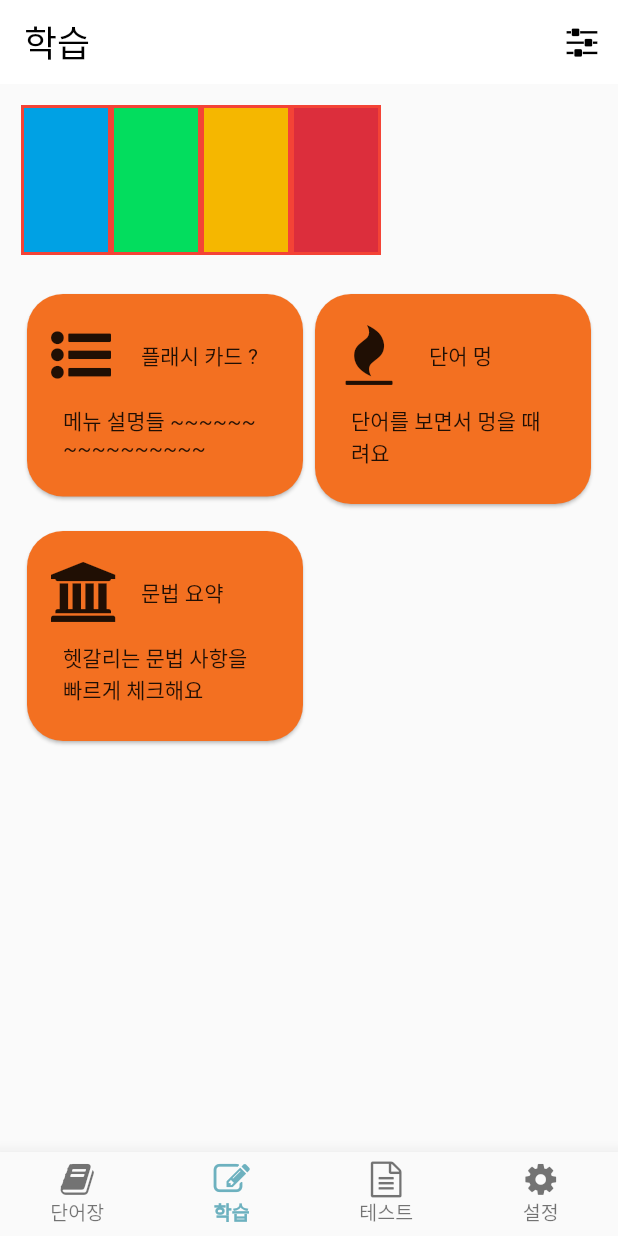
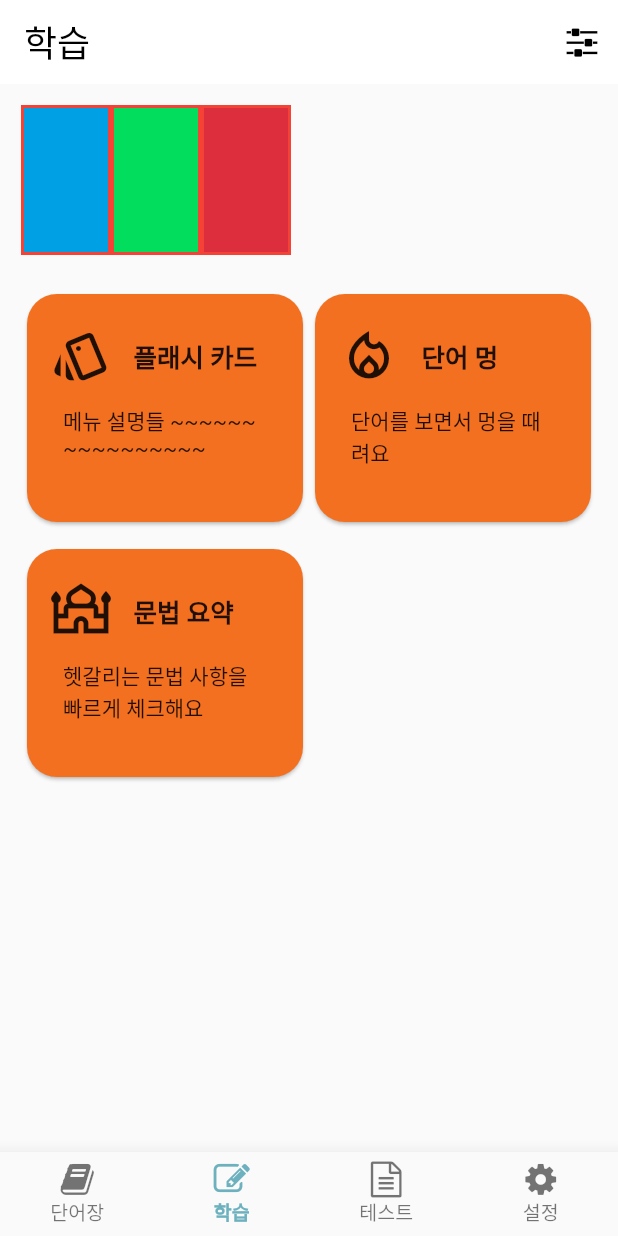
Before and after one commit to almeng-E/arabic_korean_memo, a Flutter app: the screen it shows after launch, item 2 of the bottom bar chosen, on a phone screen of 412 x 824 dp. Run offline on Flutter 3.47's test engine with Material 2 defaults, Android fonts, the phone set to English and light mode, and no system bars; our stand-ins replace csv.

Commit message:
23-08-15 카드페이지, 아이콘변경

```diff
--- a/lib/layouts/w_color_buttons.dart
+++ b/lib/layouts/w_memorized_button.dart
@@ -1,8 +1,8 @@
 import 'package:flutter/material.dart';
 import 'package:arabic_korean_memo/themes/my_colors.dart';
 
-class ColorButtons extends StatelessWidget {
-  const ColorButtons({
+class MemorizedButton extends StatelessWidget {
+  const MemorizedButton({
     super.key,
   });
 
@@ -30,13 +30,6 @@ class ColorButtons extends StatelessWidget {
             width: 60,
             decoration: BoxDecoration(
               border: Border.all(width: 2, color: Colors.red),
-              color: tmpOrange,
-            ),
-          ),
-          Container(
-            width: 60,
-            decoration: BoxDecoration(
-              border: Border.all(width: 2, color: Colors.red),
               color: tmpRed,
             ),
           ),
--- a/lib/layouts/w_menu_card.dart
+++ b/lib/layouts/w_menu_card.dart
@@ -3,13 +3,15 @@ import 'package:flutter/material.dart';
 
 class MenuCard extends StatefulWidget {
   final Icon menuIcon;
-  final String menuName, description;
+  final String menuName, description, route;
+  final BorderRadius _baseBorderRadius = BorderRadius.circular(20);
 
-  const MenuCard({
+  MenuCard({
     super.key,
     required this.menuIcon,
     required this.menuName,
     required this.description,
+    required this.route,
   });
 
   @override
@@ -22,9 +24,14 @@ class _MenuCardState extends State<MenuCard> {
     return Card(
       clipBehavior: Clip.antiAlias,
       shape: RoundedRectangleBorder(
-        borderRadius: BorderRadius.circular(24),
+        borderRadius: widget._baseBorderRadius,
       ),
       color: hermesOrange,
+      child: InkWell(
+        borderRadius: widget._baseBorderRadius,
+        onTap: () {
+          Navigator.pushNamed(context, widget.route);
+        },
         child: Padding(
           padding: const EdgeInsets.all(16),
           child: Column(
@@ -42,14 +49,19 @@ class _MenuCardState extends State<MenuCard> {
                     ),
                   ),
                   const SizedBox(
-                  width: 20,
+                    width: 15,
                   ),
                   Text(
                     widget.menuName,
+                    style: const TextStyle(
+                      fontSize: 17,
+                      fontWeight: FontWeight.w600,
+                    ),
                   ),
                 ],
               ),
-            Padding(
+              Container(
+                height: 70,
                 padding: const EdgeInsets.all(8),
                 child: Text(
                   widget.description,
@@ -59,6 +71,7 @@ class _MenuCardState extends State<MenuCard> {
             ],
           ),
         ),
+      ),
     );
   }
 }
--- a/lib/main.dart
+++ b/lib/main.dart
@@ -3,6 +3,12 @@ import 'package:arabic_korean_memo/pages/p_setting.dart';
 import 'package:arabic_korean_memo/pages/p_study.dart';
 import 'package:arabic_korean_memo/pages/p_tests.dart';
 import 'package:arabic_korean_memo/pages/p_words.dart';
+import 'package:arabic_korean_memo/pages/pp_flash_cards.dart';
+import 'package:arabic_korean_memo/pages/pp_four_choice.dart';
+import 'package:arabic_korean_memo/pages/pp_test_generator.dart';
+import 'package:arabic_korean_memo/pages/pp_word_blink.dart';
+import 'package:arabic_korean_memo/pages/pp_grammar.dart';
+
 import 'package:arabic_korean_memo/themes/my_colors.dart';
 import 'package:arabic_korean_memo/themes/my_icons.dart';
 
@@ -16,10 +22,17 @@ class MyApp extends StatelessWidget {
   // This widget is the root of your application.
   @override
   Widget build(BuildContext context) {
-    return const MaterialApp(
+    return MaterialApp(
       debugShowCheckedModeBanner: false,
       title: '나만의 작은 아랍어',
-      home: MainPages(),
+      home: const MainPages(),
+      routes: {
+        '/flashcards': (context) => const FlashCards(),
+        '/wordblink': (context) => const WordBlink(),
+        '/grammar': (context) => const Grammar(),
+        '/fourchoice': (context) => const FourChoice(),
+        '/testgenerator': (context) => const TestGenerator(),
+      },
     );
   }
 }
--- a/lib/pages/p_setting.dart
+++ b/lib/pages/p_setting.dart
@@ -1,5 +1,4 @@
 import 'package:flutter/material.dart';
-import 'package:arabic_korean_memo/themes/my_colors.dart';
 
 class MainPageSettings extends StatefulWidget {
   const MainPageSettings({super.key});
--- a/lib/pages/p_study.dart
+++ b/lib/pages/p_study.dart
@@ -1,5 +1,5 @@
 import 'package:flutter/material.dart';
-import 'package:arabic_korean_memo/layouts/w_color_buttons.dart';
+import 'package:arabic_korean_memo/layouts/w_memorized_button.dart';
 import 'package:arabic_korean_memo/layouts/w_menu_card.dart';
 import 'package:arabic_korean_memo/themes/my_icons.dart';
 
@@ -38,49 +38,48 @@ class _MainPageStudyState extends State<MainPageStudy> {
         child: Column(
           children: [
             // ********************************* 색전환 버튼들
-            const ColorButtons(),
+            const MemorizedButton(),
             // 빈 공간 SPACING
             const SizedBox(
               height: 22,
             ),
             // 메뉴 버튼들
             Table(
-              children: const <TableRow>[
+              children: <TableRow>[
                 TableRow(
                   children: <Widget>[
                     MenuCard(
-                      menuIcon: Icon(
-                        CustomIcon.flashCard,
-                      ),
-                      menuName: '플래시 카드 ?',
+                      menuIcon: const Icon(Icons.style_outlined),
+                      menuName: '플래시 카드',
                       description: '메뉴 설명들 ~~~~~~~~~~~~~~~~',
+                      route: '/flashcards',
                     ),
                     MenuCard(
-                      menuIcon: Icon(
-                        CustomIcon.wordBlink,
-                      ),
+                      menuIcon:
+                          const Icon(Icons.local_fire_department_outlined),
                       menuName: '단어 멍',
                       description: '단어를 보면서 멍을 때려요',
+                      route: '/wordblink',
                     ),
                   ],
                 ),
                 TableRow(
                   children: <Widget>[
                     Padding(
-                      padding: EdgeInsets.only(top: 10),
+                      padding: const EdgeInsets.only(top: 10),
                       child: MenuCard(
-                        menuIcon: Icon(
-                          CustomIcon.grammar,
-                        ),
+                        menuIcon: const Icon(Icons.mosque_outlined),
+                        // OR  icons.school,  account_balance
                         menuName: '문법 요약',
                         description: '헷갈리는 문법 사항을 빠르게 체크해요',
+                        route: '/grammar',
                       ),
                     ),
-                    SizedBox.shrink(), // Empty cell
+                    const SizedBox.shrink(), // Empty cell
                   ],
                 ),
               ],
-            )
+            ),
           ],
         ),
       ),
--- a/lib/themes/my_icons.dart
+++ b/lib/themes/my_icons.dart
@@ -25,76 +25,14 @@ class CustomIcon {
   static const _kFontFam = 'CustomIcon';
   static const String? _kFontPkg = null;
 
-  static const IconData check =
-      IconData(0xe800, fontFamily: _kFontFam, fontPackage: _kFontPkg);
-  static const IconData plus =
-      IconData(0xe801, fontFamily: _kFontFam, fontPackage: _kFontPkg);
-  static const IconData minus =
-      IconData(0xe802, fontFamily: _kFontFam, fontPackage: _kFontPkg);
-  static const IconData pin =
-      IconData(0xe803, fontFamily: _kFontFam, fontPackage: _kFontPkg);
-  static const IconData show =
-      IconData(0xe804, fontFamily: _kFontFam, fontPackage: _kFontPkg);
-  static const IconData hide =
-      IconData(0xe805, fontFamily: _kFontFam, fontPackage: _kFontPkg);
   static const IconData mpSettings =
       IconData(0xe806, fontFamily: _kFontFam, fontPackage: _kFontPkg);
-  static const IconData play =
-      IconData(0xe807, fontFamily: _kFontFam, fontPackage: _kFontPkg);
-  static const IconData pause =
-      IconData(0xe808, fontFamily: _kFontFam, fontPackage: _kFontPkg);
-  static const IconData toNext =
-      IconData(0xe809, fontFamily: _kFontFam, fontPackage: _kFontPkg);
-  static const IconData toBefore =
-      IconData(0xe80a, fontFamily: _kFontFam, fontPackage: _kFontPkg);
   static const IconData mpWords =
       IconData(0xe80b, fontFamily: _kFontFam, fontPackage: _kFontPkg);
-  static const IconData print =
-      IconData(0xe80c, fontFamily: _kFontFam, fontPackage: _kFontPkg);
   static const IconData mpStudy =
       IconData(0xe80d, fontFamily: _kFontFam, fontPackage: _kFontPkg);
-  static const IconData search =
-      IconData(0xe80e, fontFamily: _kFontFam, fontPackage: _kFontPkg);
-  static const IconData clip =
-      IconData(0xe80f, fontFamily: _kFontFam, fontPackage: _kFontPkg);
-  static const IconData shuffle =
-      IconData(0xe810, fontFamily: _kFontFam, fontPackage: _kFontPkg);
-  static const IconData leftBig =
-      IconData(0xe811, fontFamily: _kFontFam, fontPackage: _kFontPkg);
-  static const IconData downOpen =
-      IconData(0xe812, fontFamily: _kFontFam, fontPackage: _kFontPkg);
-  static const IconData fourChoice =
-      IconData(0xe813, fontFamily: _kFontFam, fontPackage: _kFontPkg);
-  static const IconData checkFilled =
-      IconData(0xe814, fontFamily: _kFontFam, fontPackage: _kFontPkg);
-  static const IconData toLibrary =
-      IconData(0xe815, fontFamily: _kFontFam, fontPackage: _kFontPkg);
-  static const IconData wordBlink =
-      IconData(0xe816, fontFamily: _kFontFam, fontPackage: _kFontPkg);
-  static const IconData clock =
-      IconData(0xe817, fontFamily: _kFontFam, fontPackage: _kFontPkg);
-  static const IconData checkEmpty =
-      IconData(0xf096, fontFamily: _kFontFam, fontPackage: _kFontPkg);
-  static const IconData flashCard =
-      IconData(0xf0ca, fontFamily: _kFontFam, fontPackage: _kFontPkg);
-  static const IconData magic =
-      IconData(0xf0d0, fontFamily: _kFontFam, fontPackage: _kFontPkg);
-  static const IconData lightbulb =
-      IconData(0xf0eb, fontFamily: _kFontFam, fontPackage: _kFontPkg);
   static const IconData mpTest =
       IconData(0xf0f6, fontFamily: _kFontFam, fontPackage: _kFontPkg);
-  static const IconData angleDown =
-      IconData(0xf107, fontFamily: _kFontFam, fontPackage: _kFontPkg);
-  static const IconData spinner =
-      IconData(0xf110, fontFamily: _kFontFam, fontPackage: _kFontPkg);
-  static const IconData toBookshelf =
-      IconData(0xf115, fontFamily: _kFontFam, fontPackage: _kFontPkg);
-  static const IconData grammar =
-      IconData(0xf19c, fontFamily: _kFontFam, fontPackage: _kFontPkg);
-  static const IconData pdf =
-      IconData(0xf1c1, fontFamily: _kFontFam, fontPackage: _kFontPkg);
   static const IconData sliders =
       IconData(0xf1de, fontFamily: _kFontFam, fontPackage: _kFontPkg);
-  static const IconData showAndHide =
-      IconData(0xf2a8, fontFamily: _kFontFam, fontPackage: _kFontPkg);
 }
```
Also changed, not shown: lib/pages/p_tests.dart (+17 -12 lines), lib/pages/p_words.dart (+4 -4 lines), lib/pages/pp_flash_cards.dart (added, +37 -0 lines), lib/pages/pp_four_choice.dart (added, +29 -0 lines), lib/pages/pp_grammar.dart (added, +29 -0 lines), lib/pages/pp_test_generator.dart (added, +29 -0 lines), lib/pages/pp_word_blink.dart (added, +29 -0 lines). Lines whose indentation alone changed are shown as unchanged.
